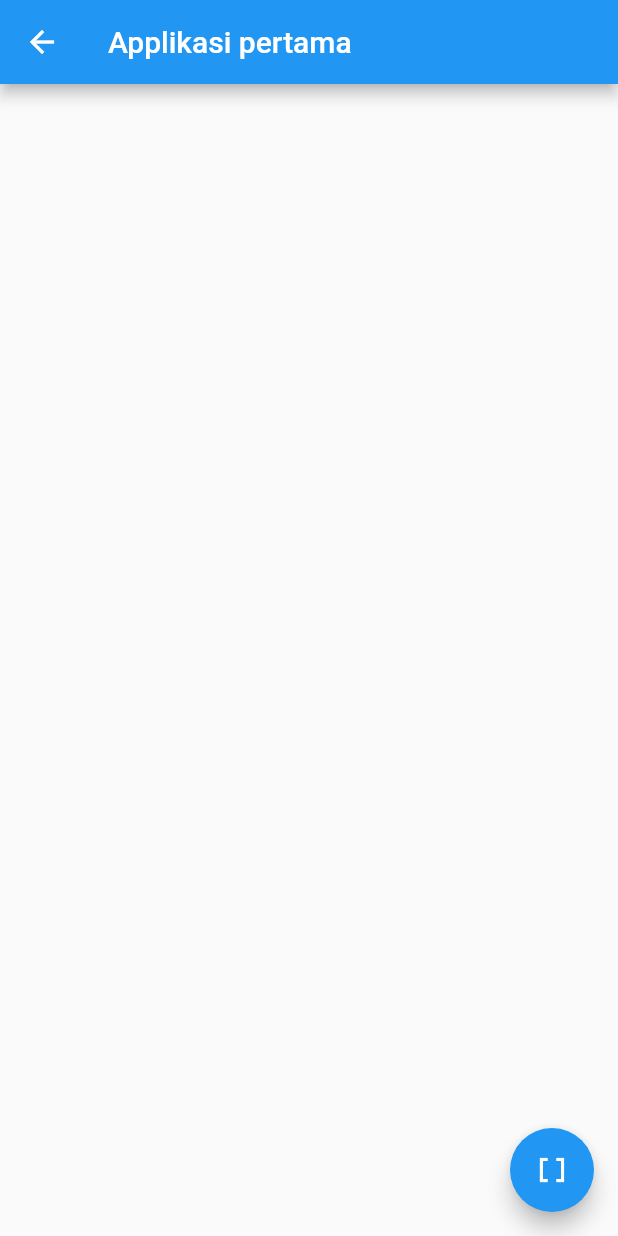
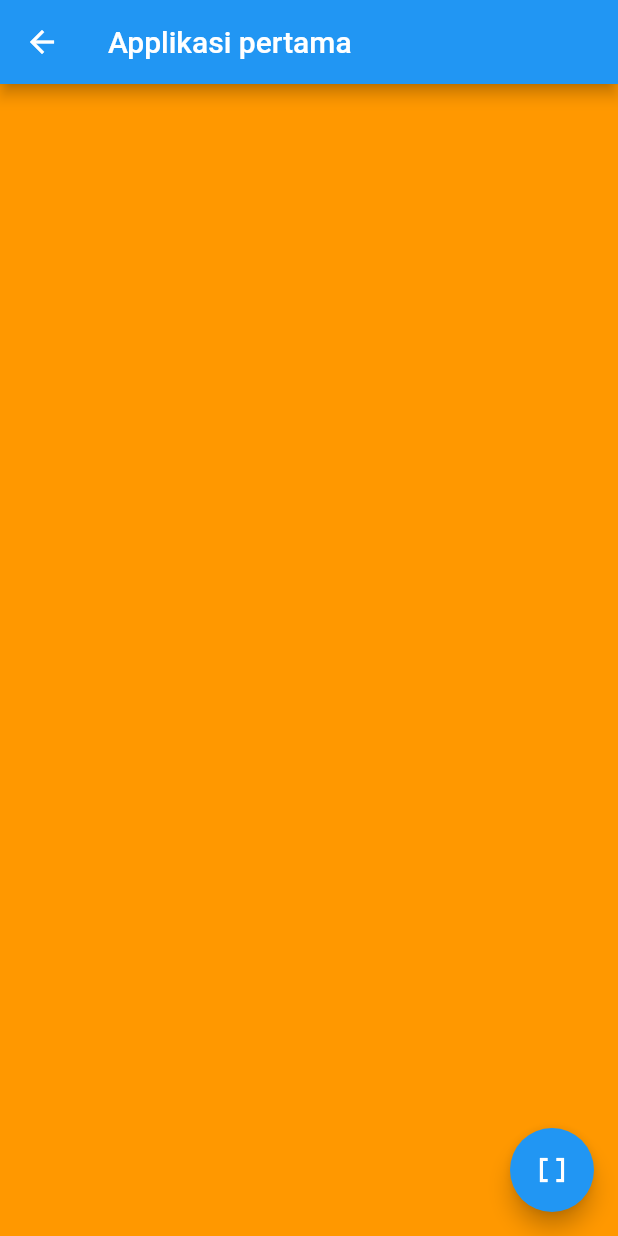
Before and after one commit to medkom22/coba-coba, a Flutter app: the SplashScreenApp screen opened directly, on a phone screen of 412 x 824 dp. Run offline on Flutter 3.47's test engine with Material 2 defaults, Android fonts, the phone set to English and light mode, and no system bars.

Commit message:
menambahkan container

```diff
--- a/lib/contoh.dart
+++ b/lib/contoh.dart
@@ -13,7 +13,11 @@ class SplashScreenApp extends StatelessWidget {
       appBar: AppBar(
         title: const Text('Applikasi pertama'),
       ),
-      body: const Center(),
+      body: Center(
+        child: Container(
+          color: Colors.orange,
+        ),
+      ),
     );
   }
 }
```
